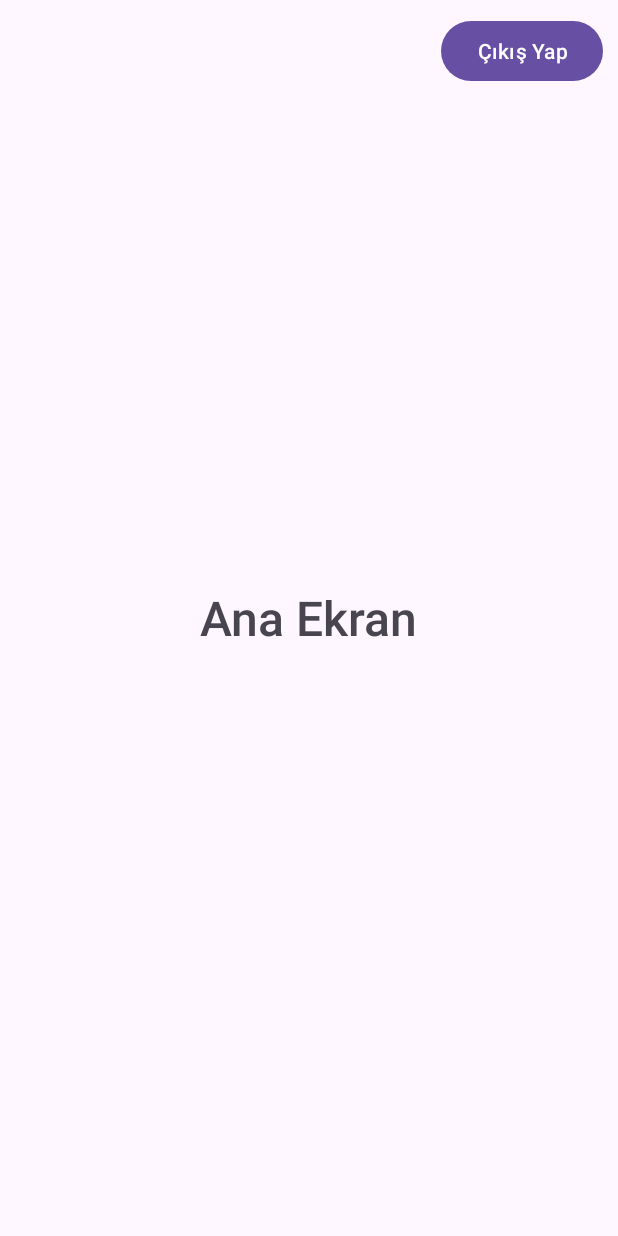
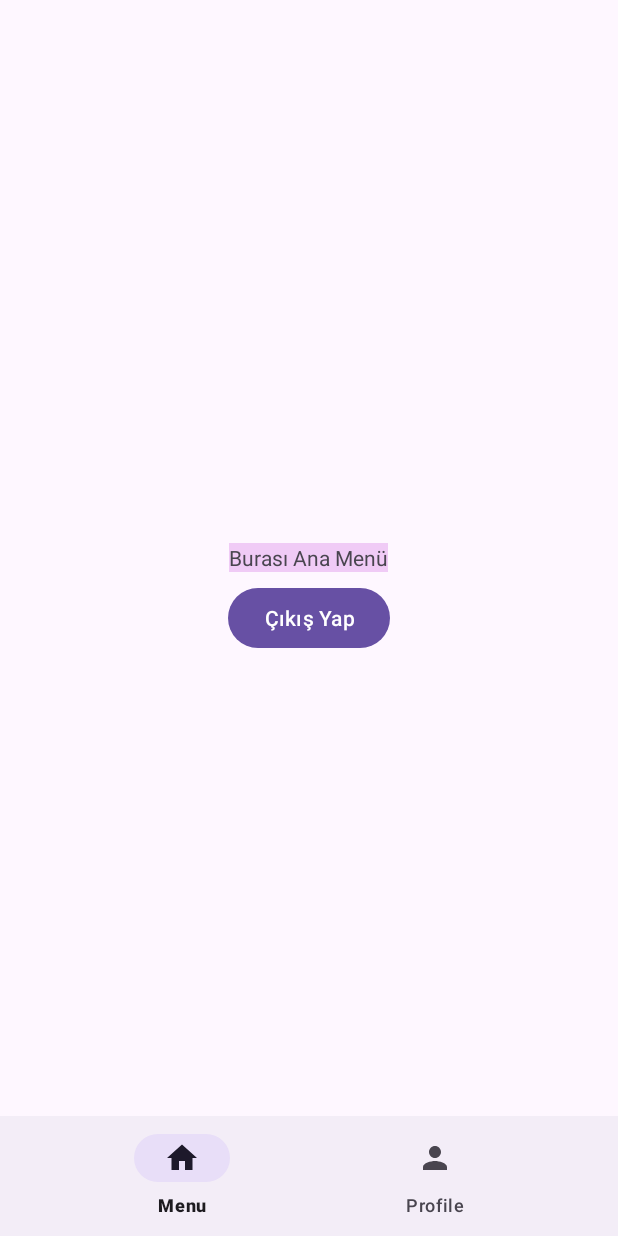
Before and after one commit to gokhangnccn/kisiselfitnessasistan, an Android app: the screen it shows after launch once a user with an empty profile is signed in (MainActivity), after a tap on "Çıkış Yap", on a phone screen of 412 x 824 dp. Run offline under Robolectric (Android 15) with nearby library versions, the phone set to English and light mode, and no system bars; our stand-ins replace Firebase (no records; nobody signed in at launch, a user with empty details on screens opened directly).

Commit message:
KFAMB-22 Navigation Bar eklendi, Menü, Profil arası fragment geçişleri ayarlandı. Geçişler test edildi.

```diff
--- a/app/src/main/java/com/gokhan/kfa/GirisEkrani.kt
+++ b/app/src/main/java/com/gokhan/kfa/GirisEkrani.kt
@@ -29,29 +29,28 @@ class GirisEkrani : AppCompatActivity() {
                     if (it.isSuccessful) {
                         val intent = Intent(this, MainActivity::class.java)
                         startActivity(intent)
+                        finish() // Finish GirisEkrani so user can't go back to it
                     } else {
                         Toast.makeText(this, it.exception.toString(), Toast.LENGTH_SHORT).show()
-
                     }
                 }
             } else {
                 Toast.makeText(this, "Lütfen bilgileri doldurunuz!", Toast.LENGTH_SHORT).show()
-
             }
         }
-        binding.kayitol.setOnClickListener{
+
+        binding.kayitol.setOnClickListener {
             val intent2 = Intent(this, KayitEkrani::class.java)
             startActivity(intent2)
         }
     }
 
-
     override fun onStart() {
         super.onStart()
-
-        if(firebaseAuth.currentUser != null){
+        if (firebaseAuth.currentUser != null) {
             val intent = Intent(this, MainActivity::class.java)
             startActivity(intent)
+            finish() // Finish GirisEkrani so user can't go back to it
         }
     }
 }
--- a/app/src/main/java/com/gokhan/kfa/MainActivity.kt
+++ b/app/src/main/java/com/gokhan/kfa/MainActivity.kt
@@ -1,8 +1,8 @@
 package com.gokhan.kfa
 
-import android.content.Intent
 import android.os.Bundle
 import androidx.appcompat.app.AppCompatActivity
+import androidx.fragment.app.Fragment
 import com.gokhan.kfa.databinding.ActivityMainBinding
 import com.google.firebase.auth.FirebaseAuth
 
@@ -18,12 +18,30 @@ class MainActivity : AppCompatActivity() {
 
         firebaseAuth = FirebaseAuth.getInstance()
 
-        binding.buttonCikis.setOnClickListener {
-            firebaseAuth.signOut()
-            val intent = Intent(this, GirisEkrani::class.java)
-            intent.flags = Intent.FLAG_ACTIVITY_NEW_TASK or Intent.FLAG_ACTIVITY_CLEAR_TASK
-            startActivity(intent)
-            finish()
+        binding.bottomNavigationView.setOnItemSelectedListener { item ->
+            when(item.itemId) {
+                R.id.menu -> {
+                    replaceFragment(Menu())
+                    true
+                }
+                R.id.profile -> {
+                    replaceFragment(Profile())
+                    true
+                }
+                else -> false
+            }
+        }
+
+        // Ensure only one fragment is initialized
+        if (savedInstanceState == null) {
+            binding.bottomNavigationView.selectedItemId = R.id.menu
         }
     }
+
+    private fun replaceFragment(fragment: Fragment) {
+        val fragmentManager = supportFragmentManager
+        val fragmentTransaction = fragmentManager.beginTransaction()
+        fragmentTransaction.replace(R.id.frame_layout, fragment)
+        fragmentTransaction.commit()
+    }
 }
--- /dev/null
+++ b/app/src/main/java/com/gokhan/kfa/Menu.kt
@@ -0,0 +1,76 @@
+package com.gokhan.kfa
+
+import android.content.Intent
+import android.os.Bundle
+import androidx.fragment.app.Fragment
+import android.view.LayoutInflater
+import android.view.View
+import android.view.ViewGroup
+import android.widget.Button
+import com.google.firebase.auth.FirebaseAuth
+
+// TODO: Rename parameter arguments, choose names that match
+// the fragment initialization parameters, e.g. ARG_ITEM_NUMBER
+private const val ARG_PARAM1 = "param1"
+private const val ARG_PARAM2 = "param2"
+
+/**
+ * A simple [Fragment] subclass.
+ * Use the [Menu.newInstance] factory method to
+ * create an instance of this fragment.
+ */
+class Menu : Fragment() {
+    // TODO: Rename and change types of parameters
+    private var param1: String? = null
+    private var param2: String? = null
+
+    override fun onCreate(savedInstanceState: Bundle?) {
+        super.onCreate(savedInstanceState)
+        arguments?.let {
+            param1 = it.getString(ARG_PARAM1)
+            param2 = it.getString(ARG_PARAM2)
+        }
+    }
+
+    override fun onCreateView(
+        inflater: LayoutInflater, container: ViewGroup?,
+        savedInstanceState: Bundle?
+    ): View? {
+        // Inflate the layout for this fragment
+        val view = inflater.inflate(R.layout.fragment_menu, container, false)
+
+        // Find the button and set an OnClickListener
+        val buttonCikis: Button = view.findViewById(R.id.buttonCikis)
+        buttonCikis.setOnClickListener {
+            // Log out from Firebase
+            FirebaseAuth.getInstance().signOut()
+
+            // Navigate to the login screen
+            val intent = Intent(activity, GirisEkrani::class.java)
+            startActivity(intent)
+            activity?.finish() // Finish the current activity to remove it from the back stack
+        }
+
+        return view
+    }
+
+    companion object {
+        /**
+         * Use this factory method to create a new instance of
+         * this fragment using the provided parameters.
+         *
+         * @param param1 Parameter 1.
+         * @param param2 Parameter 2.
+         * @return A new instance of fragment Menu.
+         */
+        // TODO: Rename and change types and number of parameters
+        @JvmStatic
+        fun newInstance(param1: String, param2: String) =
+            Menu().apply {
+                arguments = Bundle().apply {
+                    putString(ARG_PARAM1, param1)
+                    putString(ARG_PARAM2, param2)
+                }
+            }
+    }
+}
--- /dev/null
+++ b/app/src/main/res/drawable/baseline_home_24.xml
@@ -0,0 +1,5 @@
+<vector android:height="24dp" android:tint="#6C6C6C"
+    android:viewportHeight="24" android:viewportWidth="24"
+    android:width="24dp" xmlns:android="http://schemas.android.com/apk/res/android">
+    <path android:fillColor="@android:color/white" android:pathData="M10,20v-6h4v6h5v-8h3L12,3 2,12h3v8z"/>
+</vector>
--- /dev/null
+++ b/app/src/main/res/drawable/baseline_person_24.xml
@@ -0,0 +1,5 @@
+<vector android:height="24dp" android:tint="#6C6C6C"
+    android:viewportHeight="24" android:viewportWidth="24"
+    android:width="24dp" xmlns:android="http://schemas.android.com/apk/res/android">
+    <path android:fillColor="@android:color/white" android:pathData="M12,12c2.21,0 4,-1.79 4,-4s-1.79,-4 -4,-4 -4,1.79 -4,4 1.79,4 4,4zM12,14c-2.67,0 -8,1.34 -8,4v2h16v-2c0,-2.66 -5.33,-4 -8,-4z"/>
+</vector>
--- a/app/src/main/res/layout/activity_main.xml
+++ b/app/src/main/res/layout/activity_main.xml
@@ -1,27 +1,32 @@
 <?xml version="1.0" encoding="utf-8"?>
-<RelativeLayout xmlns:android="http://schemas.android.com/apk/res/android"
+<androidx.constraintlayout.widget.ConstraintLayout xmlns:android="http://schemas.android.com/apk/res/android"
     xmlns:app="http://schemas.android.com/apk/res-auto"
     xmlns:tools="http://schemas.android.com/tools"
     android:layout_width="match_parent"
     android:layout_height="match_parent"
     tools:context=".MainActivity">
 
-    <TextView
-        android:layout_width="wrap_content"
+    <FrameLayout
+        android:id="@+id/frame_layout"
+        android:layout_width="0dp"
+        android:layout_height="0dp"
+        app:layout_constraintBottom_toTopOf="@+id/bottomNavigationView"
+        app:layout_constraintEnd_toEndOf="parent"
+        app:layout_constraintStart_toStartOf="parent"
+        app:layout_constraintTop_toTopOf="parent">
+
+
+    </FrameLayout>
+
+    <com.google.android.material.bottomnavigation.BottomNavigationView
+        android:id="@+id/bottomNavigationView"
+        android:layout_width="0dp"
         android:layout_height="wrap_content"
-        android:text="Ana Ekran"
-        android:textSize="32dp"
-        android:fontFamily="sans-serif-medium"
-        android:layout_centerInParent="true"/>
+        app:layout_constraintBottom_toBottomOf="parent"
+        app:layout_constraintEnd_toEndOf="parent"
+        app:layout_constraintStart_toStartOf="parent"
+        app:menu="@menu/bottom_nav">
 
-    <Button
-        android:id="@+id/buttonCikis"
-        android:layout_width="wrap_content"
-        android:layout_height="wrap_content"
-        android:text="Çıkış Yap"
-        android:layout_alignParentTop="true"
-        android:layout_alignParentEnd="true"
-        android:layout_marginEnd="10dp"
-        android:layout_marginTop="10dp" />
+    </com.google.android.material.bottomnavigation.BottomNavigationView>
 
-</RelativeLayout>
+</androidx.constraintlayout.widget.ConstraintLayout>
--- /dev/null
+++ b/app/src/main/res/layout/fragment_menu.xml
@@ -0,0 +1,24 @@
+<?xml version="1.0" encoding="utf-8"?>
+<FrameLayout xmlns:android="http://schemas.android.com/apk/res/android"
+xmlns:tools="http://schemas.android.com/tools"
+android:layout_width="match_parent"
+android:layout_height="match_parent"
+tools:context=".Menu">
+
+<!-- TODO: Update blank fragment layout -->
+<TextView
+    android:layout_width="wrap_content"
+    android:layout_height="wrap_content"
+    android:text="Burası Ana Menü"
+    android:background="@color/light_pink"
+    android:layout_gravity="center" />
+
+<Button
+    android:id="@+id/buttonCikis"
+    android:layout_width="wrap_content"
+    android:layout_height="wrap_content"
+    android:text="Çıkış Yap"
+    android:layout_marginTop="40dp"
+    android:layout_gravity="center"/>
+
+</FrameLayout>
--- /dev/null
+++ b/app/src/main/res/menu/bottom_nav.xml
@@ -0,0 +1,17 @@
+<?xml version="1.0" encoding="utf-8"?>
+<menu xmlns:android="http://schemas.android.com/apk/res/android">
+
+    <item
+        android:layout_width="wrap_content"
+        android:layout_height="wrap_content"
+        android:id="@+id/menu"
+        android:title="Menu"
+        android:icon="@drawable/baseline_home_24"/>
+    <item
+        android:layout_width="wrap_content"
+        android:layout_height="wrap_content"
+        android:id="@+id/profile"
+        android:title="Profile"
+        android:icon="@drawable/baseline_person_24"
+        />
+</menu>
--- a/app/src/main/res/values/strings.xml
+++ b/app/src/main/res/values/strings.xml
@@ -1,3 +1,5 @@
 <resources>
     <string name="app_name">KFA</string>
+    <!-- TODO: Remove or change this placeholder text -->
+    <string name="hello_blank_fragment">Hello blank fragment</string>
 </resources>
```
Also changed, not shown: app/src/main/java/com/gokhan/kfa/Profile.kt (added, +59 -0 lines), app/src/main/res/layout/fragment_profile.xml (added, +16 -0 lines).
